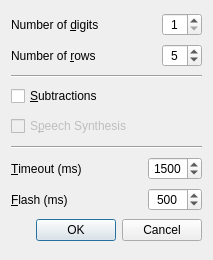
This is settings.ui in solsticedhiver/mental_calculation as Qt 5 draws it before an edit. The edited form follows.
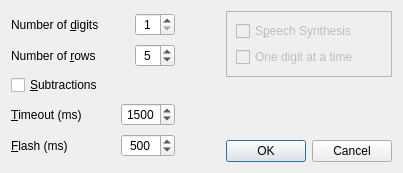
This is the edited form. Icons and pictures are not drawn.

Commit message: Allow to pronounce number one digit at a time

```diff
--- a/settings.ui
+++ b/settings.ui
@@ -6,8 +6,8 @@
    <rect>
     <x>0</x>
     <y>0</y>
-    <width>213</width>
-    <height>260</height>
+    <width>403</width>
+    <height>173</height>
    </rect>
   </property>
   <property name="windowTitle">
@@ -17,8 +17,10 @@
    <iconset>
     <normaloff>img/calculator.png</normaloff>img/calculator.png</iconset>
   </property>
-  <layout class="QGridLayout" name="gridLayout">
+  <layout class="QGridLayout" name="gridLayout_2">
    <item row="0" column="0">
+    <layout class="QVBoxLayout" name="verticalLayout_2">
+     <item>
     <layout class="QHBoxLayout" name="horizontalLayout">
      <item>
       <widget class="QLabel" name="l_digits">
@@ -40,7 +42,7 @@
        </property>
        <property name="sizeHint" stdset="0">
         <size>
-         <width>40</width>
+           <width>30</width>
          <height>20</height>
         </size>
        </property>
@@ -79,7 +81,7 @@
      </item>
     </layout>
    </item>
-   <item row="1" column="0">
+     <item>
     <layout class="QHBoxLayout" name="horizontalLayout_4">
      <item>
       <widget class="QLabel" name="l_rows">
@@ -101,7 +103,7 @@
        </property>
        <property name="sizeHint" stdset="0">
         <size>
-         <width>40</width>
+           <width>30</width>
          <height>20</height>
         </size>
        </property>
@@ -143,14 +145,7 @@
      </item>
     </layout>
    </item>
-   <item row="2" column="0">
-    <widget class="Line" name="line">
-     <property name="orientation">
-      <enum>Qt::Horizontal</enum>
-     </property>
-    </widget>
-   </item>
-   <item row="3" column="0">
+     <item>
     <widget class="QCheckBox" name="cb_neg">
      <property name="toolTip">
       <string>Allow/disallow subtractions</string>
@@ -160,60 +155,7 @@
      </property>
     </widget>
    </item>
-   <item row="4" column="0">
-    <layout class="QHBoxLayout" name="horizontalLayout_2">
      <item>
-      <widget class="QCheckBox" name="cb_sound">
-       <property name="enabled">
-        <bool>false</bool>
-       </property>
-       <property name="toolTip">
-        <string> &lt;p style='white-space:pre'&gt;&lt;em&gt;&lt;strong&gt;espeak&lt;/strong&gt;&lt;/em&gt; is needed for speech synthesis&lt;/p&gt;</string>
-       </property>
-       <property name="text">
-        <string>S&amp;peech Synthesis</string>
-       </property>
-      </widget>
-     </item>
-     <item>
-      <widget class="QLabel" name="pm_warning">
-       <property name="maximumSize">
-        <size>
-         <width>24</width>
-         <height>24</height>
-        </size>
-       </property>
-       <property name="toolTip">
-        <string>&lt;!DOCTYPE HTML PUBLIC &quot;-//W3C//DTD HTML 4.0//EN&quot; &quot;http://www.w3.org/TR/REC-html40/strict.dtd&quot;&gt;
-&lt;html&gt;&lt;head&gt;&lt;meta name=&quot;qrichtext&quot; content=&quot;1&quot; /&gt;&lt;style type=&quot;text/css&quot;&gt;
-p, li { white-space: pre-wrap; }
-&lt;/style&gt;&lt;/head&gt;&lt;body style=&quot; font-family:'Sans Serif'; font-size:10pt; font-weight:400; font-style:normal;&quot;&gt;
-&lt;p style=&quot; margin-top:0px; margin-bottom:0px; margin-left:0px; margin-right:0px; -qt-block-indent:0; text-indent:0px;&quot;&gt;&lt;span style=&quot; font-weight:600; color:#ff0000;&quot;&gt;Error&lt;/span&gt;&lt;span style=&quot; font-style:italic;&quot;&gt;: espeak&lt;/span&gt; executable has not been found!&lt;/p&gt;
-&lt;p style=&quot; margin-top:0px; margin-bottom:0px; margin-left:0px; margin-right:0px; -qt-block-indent:0; text-indent:0px;&quot;&gt;- this is because you need to &lt;span style=&quot; font-style:italic;&quot;&gt;install&lt;/span&gt; it&lt;/p&gt;
-&lt;p style=&quot; margin-top:0px; margin-bottom:0px; margin-left:0px; margin-right:0px; -qt-block-indent:0; text-indent:0px;&quot;&gt;- or because it's installed in a &lt;span style=&quot; font-style:italic;&quot;&gt;non-standard place&lt;/span&gt;&lt;/p&gt;
-&lt;p style=&quot; margin-top:0px; margin-bottom:0px; margin-left:0px; margin-right:0px; -qt-block-indent:0; text-indent:0px;&quot;&gt;Check the &lt;span style=&quot; font-weight:600;&quot;&gt;README&lt;/span&gt; to help you fix either of the problems.&lt;/p&gt;&lt;/body&gt;&lt;/html&gt;</string>
-       </property>
-       <property name="text">
-        <string/>
-       </property>
-       <property name="pixmap">
-        <pixmap>img/warning.png</pixmap>
-       </property>
-       <property name="alignment">
-        <set>Qt::AlignRight|Qt::AlignTrailing|Qt::AlignVCenter</set>
-       </property>
-      </widget>
-     </item>
-    </layout>
-   </item>
-   <item row="5" column="0">
-    <widget class="Line" name="line_2">
-     <property name="orientation">
-      <enum>Qt::Horizontal</enum>
-     </property>
-    </widget>
-   </item>
-   <item row="6" column="0">
     <layout class="QHBoxLayout" name="horizontalLayout_5">
      <item>
       <widget class="QLabel" name="l_timeout_1">
@@ -235,7 +177,7 @@
        </property>
        <property name="sizeHint" stdset="0">
         <size>
-         <width>40</width>
+           <width>30</width>
          <height>20</height>
         </size>
        </property>
@@ -265,7 +207,7 @@
      </item>
     </layout>
    </item>
-   <item row="7" column="0">
+     <item>
     <layout class="QHBoxLayout" name="horizontalLayout_6">
      <item>
       <widget class="QLabel" name="l_flash_1">
@@ -287,7 +229,7 @@
        </property>
        <property name="sizeHint" stdset="0">
         <size>
-         <width>40</width>
+           <width>30</width>
          <height>20</height>
         </size>
        </property>
@@ -317,7 +259,108 @@
      </item>
     </layout>
    </item>
-   <item row="8" column="0">
+    </layout>
+   </item>
+   <item row="0" column="1">
+    <spacer name="horizontalSpacer_3">
+     <property name="orientation">
+      <enum>Qt::Horizontal</enum>
+     </property>
+     <property name="sizeHint" stdset="0">
+      <size>
+       <width>16</width>
+       <height>20</height>
+      </size>
+     </property>
+    </spacer>
+   </item>
+   <item row="0" column="2">
+    <layout class="QVBoxLayout" name="verticalLayout">
+     <item>
+      <widget class="QFrame" name="frame">
+       <property name="frameShape">
+        <enum>QFrame::StyledPanel</enum>
+       </property>
+       <property name="frameShadow">
+        <enum>QFrame::Raised</enum>
+       </property>
+       <layout class="QGridLayout" name="gridLayout">
+        <item row="0" column="0">
+         <layout class="QHBoxLayout" name="horizontalLayout_2">
+          <item>
+           <widget class="QCheckBox" name="cb_sound">
+            <property name="enabled">
+             <bool>false</bool>
+            </property>
+            <property name="toolTip">
+             <string> &lt;p style='white-space:pre'&gt;&lt;em&gt;&lt;strong&gt;espeak&lt;/strong&gt;&lt;/em&gt; is needed for speech synthesis&lt;/p&gt;</string>
+            </property>
+            <property name="text">
+             <string>S&amp;peech Synthesis</string>
+            </property>
+           </widget>
+          </item>
+          <item>
+           <widget class="QLabel" name="pm_warning">
+            <property name="maximumSize">
+             <size>
+              <width>24</width>
+              <height>24</height>
+             </size>
+            </property>
+            <property name="toolTip">
+             <string>&lt;!DOCTYPE HTML PUBLIC &quot;-//W3C//DTD HTML 4.0//EN&quot; &quot;http://www.w3.org/TR/REC-html40/strict.dtd&quot;&gt;
+&lt;html&gt;&lt;head&gt;&lt;meta name=&quot;qrichtext&quot; content=&quot;1&quot; /&gt;&lt;style type=&quot;text/css&quot;&gt;
+p, li { white-space: pre-wrap; }
+&lt;/style&gt;&lt;/head&gt;&lt;body style=&quot; font-family:'Sans Serif'; font-size:10pt; font-weight:400; font-style:normal;&quot;&gt;
+&lt;p style=&quot; margin-top:0px; margin-bottom:0px; margin-left:0px; margin-right:0px; -qt-block-indent:0; text-indent:0px;&quot;&gt;&lt;span style=&quot; font-weight:600; color:#ff0000;&quot;&gt;Error&lt;/span&gt;&lt;span style=&quot; font-style:italic;&quot;&gt;: espeak&lt;/span&gt; executable has not been found!&lt;/p&gt;
+&lt;p style=&quot; margin-top:0px; margin-bottom:0px; margin-left:0px; margin-right:0px; -qt-block-indent:0; text-indent:0px;&quot;&gt;- this is because you need to &lt;span style=&quot; font-style:italic;&quot;&gt;install&lt;/span&gt; it&lt;/p&gt;
+&lt;p style=&quot; margin-top:0px; margin-bottom:0px; margin-left:0px; margin-right:0px; -qt-block-indent:0; text-indent:0px;&quot;&gt;- or because it's installed in a &lt;span style=&quot; font-style:italic;&quot;&gt;non-standard place&lt;/span&gt;&lt;/p&gt;
+&lt;p style=&quot; margin-top:0px; margin-bottom:0px; margin-left:0px; margin-right:0px; -qt-block-indent:0; text-indent:0px;&quot;&gt;Check the &lt;span style=&quot; font-weight:600;&quot;&gt;README&lt;/span&gt; to help you fix either of the problems.&lt;/p&gt;&lt;/body&gt;&lt;/html&gt;</string>
+            </property>
+            <property name="text">
+             <string/>
+            </property>
+            <property name="pixmap">
+             <pixmap>img/warning.png</pixmap>
+            </property>
+            <property name="alignment">
+             <set>Qt::AlignRight|Qt::AlignTrailing|Qt::AlignVCenter</set>
+            </property>
+           </widget>
+          </item>
+         </layout>
+        </item>
+        <item row="1" column="0">
+         <widget class="QCheckBox" name="cb_onedigit">
+          <property name="enabled">
+           <bool>false</bool>
+          </property>
+          <property name="toolTip">
+           <string>Pronounce each digit of a number</string>
+          </property>
+          <property name="text">
+           <string>One digit at a time</string>
+          </property>
+         </widget>
+        </item>
+       </layout>
+      </widget>
+     </item>
+     <item>
+      <spacer name="verticalSpacer">
+       <property name="orientation">
+        <enum>Qt::Vertical</enum>
+       </property>
+       <property name="sizeHint" stdset="0">
+        <size>
+         <width>20</width>
+         <height>37</height>
+        </size>
+       </property>
+      </spacer>
+     </item>
+     <item>
     <widget class="QDialogButtonBox" name="buttonBox">
      <property name="orientation">
       <enum>Qt::Horizontal</enum>
@@ -326,6 +369,8 @@
       <set>QDialogButtonBox::Cancel|QDialogButtonBox::Ok</set>
      </property>
     </widget>
+     </item>
+    </layout>
    </item>
   </layout>
  </widget>
```
Lines whose indentation alone changed are shown as unchanged. The commit also changes 1 other file.
